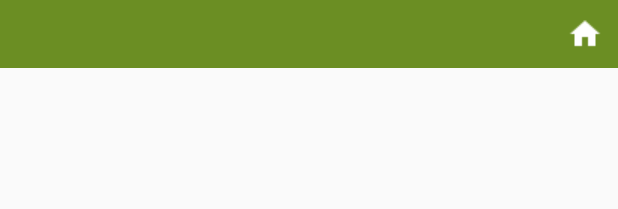
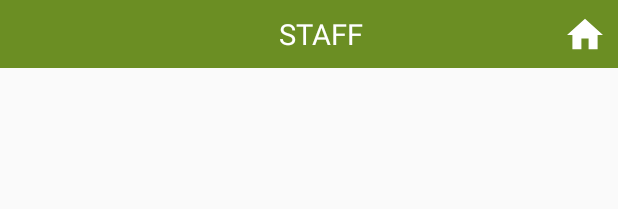
Before and after one commit to appingway-Project20/starwingsproject2, an Android app: the layout toolbar.xml on its own in the app's theme, with its tools: preview values and no code run, on a phone screen of 412 x 824 dp. Shown: the top 209 px of the screen. Run offline under Robolectric (Android 15) with nearby library versions, the phone set to English and light mode, and no system bars.

```diff
--- a/app/src/main/java/com/example/admin/successcoachingapp/VariousCourses.java
+++ b/app/src/main/java/com/example/admin/successcoachingapp/VariousCourses.java
@@ -82,7 +82,7 @@ public class VariousCourses extends AppCompatActivity{
                 break;
 
         }
-        titleView=toolbar.findViewById(R.id.title);
+        titleView= (TextView) toolbar.findViewById(R.id.title);
         titleView.setText(title);
         setSupportActionBar(toolbar);
 
--- a/app/src/main/res/layout/toolbar.xml
+++ b/app/src/main/res/layout/toolbar.xml
@@ -8,14 +8,36 @@
     android:background="#6B8E23"
     app:titleTextColor="#ffffff" >
     <RelativeLayout
-        android:gravity="end"
-        android:layout_gravity="end"
-        android:layout_width="wrap_content"
-        android:layout_height="wrap_content">
-    <ImageView
-        android:layout_marginRight="10dp"
-        android:layout_width="wrap_content"
-        android:layout_height="wrap_content"
-        android:src="@drawable/homewhite"/>
+        android:gravity="right"
+        android:layout_width="match_parent"
+        android:layout_height="match_parent">
+        <TextView
+            android:layout_width="wrap_content"
+            android:layout_height="wrap_content"
+            android:text="STAFF"
+            android:id="@+id/title"
+            android:layout_centerHorizontal="true"
+            android:layout_centerVertical="true"
+            android:textSize="19sp"
+            android:textColor="#ffffff"/>
+        <LinearLayout
+            android:layout_centerVertical="true"
+
+            android:id="@+id/dashboard"
+            android:layout_marginRight="10dp"
+            android:orientation="horizontal"
+            android:layout_alignParentEnd="true"
+            android:layout_width="wrap_content"
+            android:layout_height="wrap_content"
+            android:layout_alignParentRight="true">
+
+            <ImageView
+                android:layout_width="24dp"
+                android:layout_height="24dp"
+                android:src="@drawable/ic_home_button"/>
+
+        </LinearLayout>
+
+
     </RelativeLayout>
     </android.support.v7.widget.Toolbar>
--- a/build.gradle
+++ b/build.gradle
@@ -5,7 +5,7 @@ buildscript {
         jcenter()
     }
     dependencies {
-        classpath 'com.android.tools.build:gradle:2.3.1'
+        classpath 'com.android.tools.build:gradle:2.3.3'
 
         // NOTE: Do not place your application dependencies here; they belong
         // in the individual module build.gradle files
```
Also changed, not shown: app/src/main/AndroidManifest.xml (+56 -9 lines), app/src/main/java/com/example/admin/successcoachingapp/Courses.java (+67 -4 lines), app/src/main/res/layout/activity_courses.xml (+13 -6 lines), app/src/main/res/layout/activity_home_screen.xml (+6 -4 lines).
